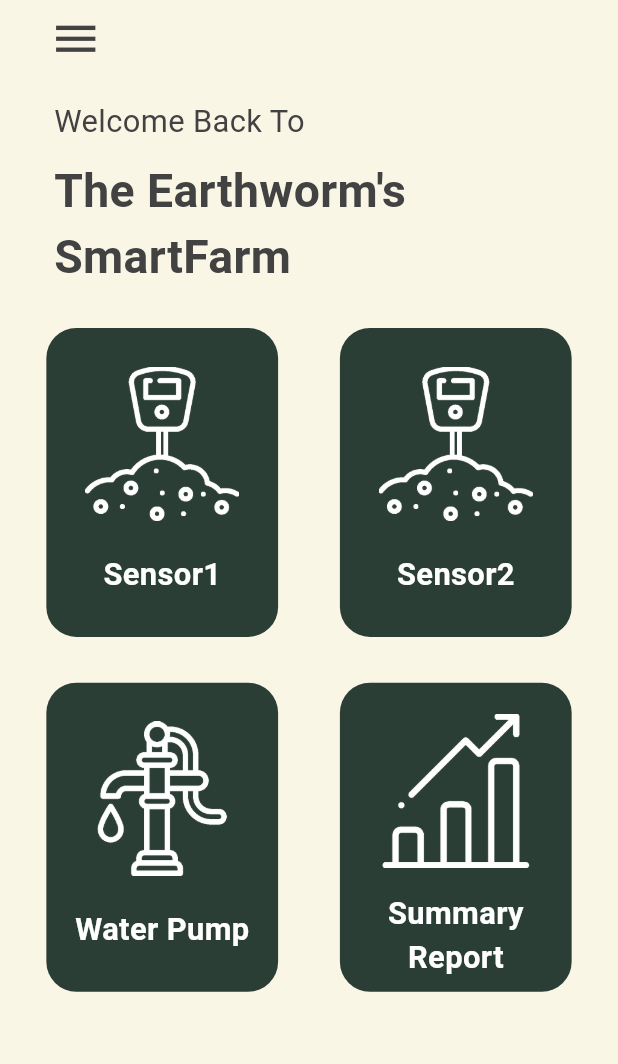
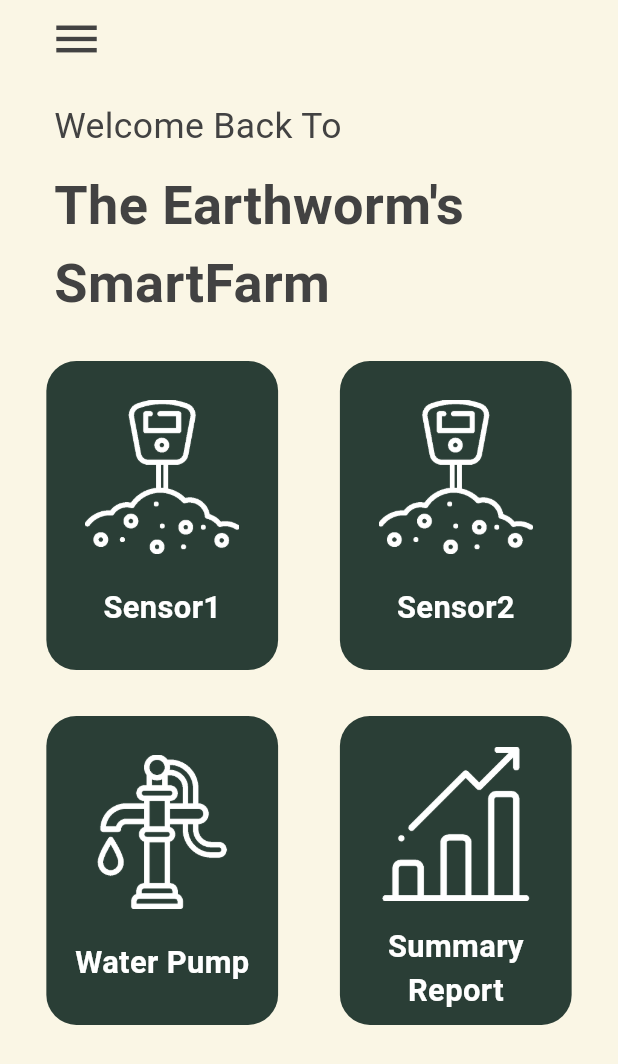
Before and after one commit to mmarchu/Earthworms-SmartFarm, a Flutter app: the homepage screen opened directly, on a phone screen of 412 x 824 dp. Shown: the top 1064 px of the screen. Run offline on Flutter 3.47's test engine with Material 3 defaults, Android fonts, the phone set to English and light mode, and no system bars; our stand-ins replace shared_preferences; accounts and stored records are empty.

Commit message:
Session
Session เสร็จละจ้าาา

```diff
--- a/earthworms/lib/HomeandData/homepage.dart
+++ b/earthworms/lib/HomeandData/homepage.dart
@@ -8,14 +8,31 @@ import 'package:earthworms/HomeandData/waterpumpPage.dart';
 import 'package:earthworms/MainFunction/SessionToken.dart';
 import 'package:flutter/material.dart';
 import 'package:flutter/services.dart';
+import 'package:shared_preferences/shared_preferences.dart';
 
-class homepage extends StatelessWidget {
+class homepage extends StatefulWidget {
   final String email;
   final String name;
   final String lastname;
 
   homepage({required this.email, required this.name, required this.lastname});
 
+  @override
+  State<homepage> createState() => _homepageState();
+}
+
+// Delete Token in SharePref
+Future<void> removeData(String key) async {
+  SharedPreferences prefs = await SharedPreferences.getInstance();
+  prefs.remove(key);
+}
+
+void _logout() async {
+  await removeData('Token');
+  print("Log out");
+}
+
+class _homepageState extends State<homepage> {
   final GlobalKey<ScaffoldState> _scaffoldKey = GlobalKey<ScaffoldState>();
 
   @override
@@ -46,7 +63,7 @@ class homepage extends StatelessWidget {
                             color: Color.fromRGBO(42, 62, 54, 1)),
                         // Name Header
                         accountName: Text(
-                          name + " " + lastname,
+                          widget.name + " " + widget.lastname,
                           style: TextStyle(
                             fontSize: 18 * textScaleFactor,
                             fontWeight: FontWeight.bold,
@@ -56,33 +73,34 @@ class homepage extends StatelessWidget {
 
                         // Email Header
                         accountEmail: Text(
-                          email,
+                          widget.email,
                           style: TextStyle(
-                            fontSize: 16 * textScaleFactor,
-                            color: Colors.white),
+                              fontSize: 16 * textScaleFactor,
+                              color: Colors.white),
                         ),
                       )),
-                  ListTile(
-                    title: Text(
-                      'Change password',
-                      style: TextStyle(fontSize: 18 * textScaleFactor),
-                    ),
-                    onTap: () {
-                      print('change password');
-                      Navigator.push(
-                          context,
-                          MaterialPageRoute(
-                              builder: (context) => ChangePassPage(
-                                  name: name, lastname: lastname)));
-                    },
-                  ),
+                  // ListTile(
+                  //   title: Text(
+                  //     'Change password',
+                  //     style: TextStyle(fontSize: 18 * textScaleFactor),
+                  //   ),
+                  //   onTap: () {
+                  //     print('change password');
+                  //     Navigator.push(
+                  //         context,
+                  //         MaterialPageRoute(
+                  //             builder: (context) => ChangePassPage(
+                  //                 name: widget.name,
+                  //                 lastname: widget.lastname)));
+                  //   },
+                  // ),
                   ListTile(
                     title: Text(
                       'Log out',
                       style: TextStyle(fontSize: 18 * textScaleFactor),
                     ),
                     onTap: () {
-                      print("Log out");
+                      _logout();
                       Navigator.pushReplacement(context,
                           MaterialPageRoute(builder: (context) => LoginPage()));
                     },
@@ -108,7 +126,7 @@ class homepage extends StatelessWidget {
                           },
                           icon: Icon(
                             Icons.menu,
-                            size: 35,
+                            size: 35 * textScaleFactor,
                             color: Colors.grey[800],
                           )),
 
@@ -130,14 +148,15 @@ class homepage extends StatelessWidget {
 
                 // text Header
                 Padding(
-                    padding: EdgeInsets.symmetric(horizontal: 35 * textScaleFactor),
+                    padding:
+                        EdgeInsets.symmetric(horizontal: 35 * textScaleFactor),
                     child: Column(
                       crossAxisAlignment: CrossAxisAlignment.start,
                       children: [
                         Text(
                           "Welcome Back To",
                           style: TextStyle(
-                            fontSize: 20 * textScaleFactor,
+                            fontSize: 23 * textScaleFactor,
                             color: Colors.grey[800],
                           ),
                         ),
@@ -147,7 +166,7 @@ class homepage extends StatelessWidget {
                         Text(
                           "The Earthworm's SmartFarm", //Name of user
                           style: TextStyle(
-                              fontSize: 30 * textScaleFactor,
+                              fontSize: 35 * textScaleFactor,
                               fontWeight: FontWeight.bold,
                               color: Colors.grey[800]),
                         )
@@ -157,7 +176,9 @@ class homepage extends StatelessWidget {
 
                 // Function Button
                 Padding(
-                  padding: EdgeInsets.symmetric(horizontal: 30 * textScaleFactor, vertical: 10 * textScaleFactor),
+                  padding: EdgeInsets.symmetric(
+                      horizontal: 30 * textScaleFactor,
+                      vertical: 10 * textScaleFactor),
                   child: Row(
                     mainAxisAlignment: MainAxisAlignment.spaceBetween,
                     children: [
@@ -258,7 +279,9 @@ class homepage extends StatelessWidget {
                 const SizedBox(height: 10),
 
                 Padding(
-                  padding: EdgeInsets.symmetric(horizontal: 30 * textScaleFactor, vertical: 10 * textScaleFactor),
+                  padding: EdgeInsets.symmetric(
+                      horizontal: 30 * textScaleFactor,
+                      vertical: 10 * textScaleFactor),
                   child: Row(
                     mainAxisAlignment: MainAxisAlignment.spaceBetween,
                     children: [
--- a/earthworms/lib/MainFunction/SessionToken.dart
+++ b/earthworms/lib/MainFunction/SessionToken.dart
@@ -1,8 +1,5 @@
-import 'dart:convert';
 import 'package:flutter/material.dart';
-import 'package:flutter/rendering.dart';
 import 'package:flutter/services.dart';
-import 'package:http/http.dart' as http;
 
 class SessionToken extends StatefulWidget {
   const SessionToken({super.key});
```
Also changed, not shown: earthworms/lib/MainFunction/LoginPage.dart (+11 -15 lines), earthworms/lib/main.dart (+9 -2 lines).
